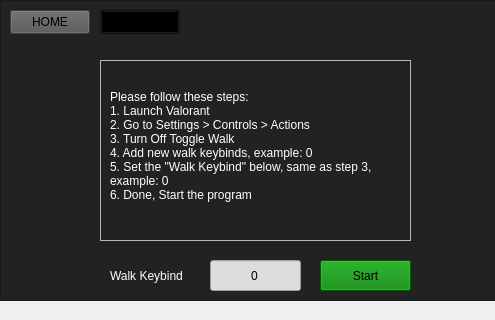
Qt form src/app.ui (pixelwhiz/starfing-helper) before a commit; both pictures show x 0 to 495 and y 0 to 320 of the 800 by 600 pixel window.
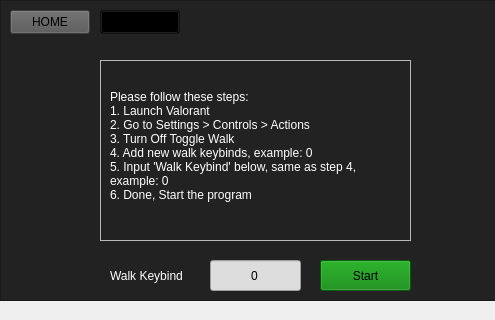
The same form after that commit. Icons and pictures are not drawn.

```diff
--- a/src/app.ui
+++ b/src/app.ui
@@ -62,7 +62,7 @@
 2. Go to Settings &gt; Controls &gt; Actions
 3. Turn Off Toggle Walk
 4. Add new walk keybinds, example: 0
-5. Set the &quot;Walk Keybind&quot; below, same as step 3,
+5. Input 'Walk Keybind' below, same as step 4,
 example: 0
 6. Done, Start the program</string>
     </property>
```
